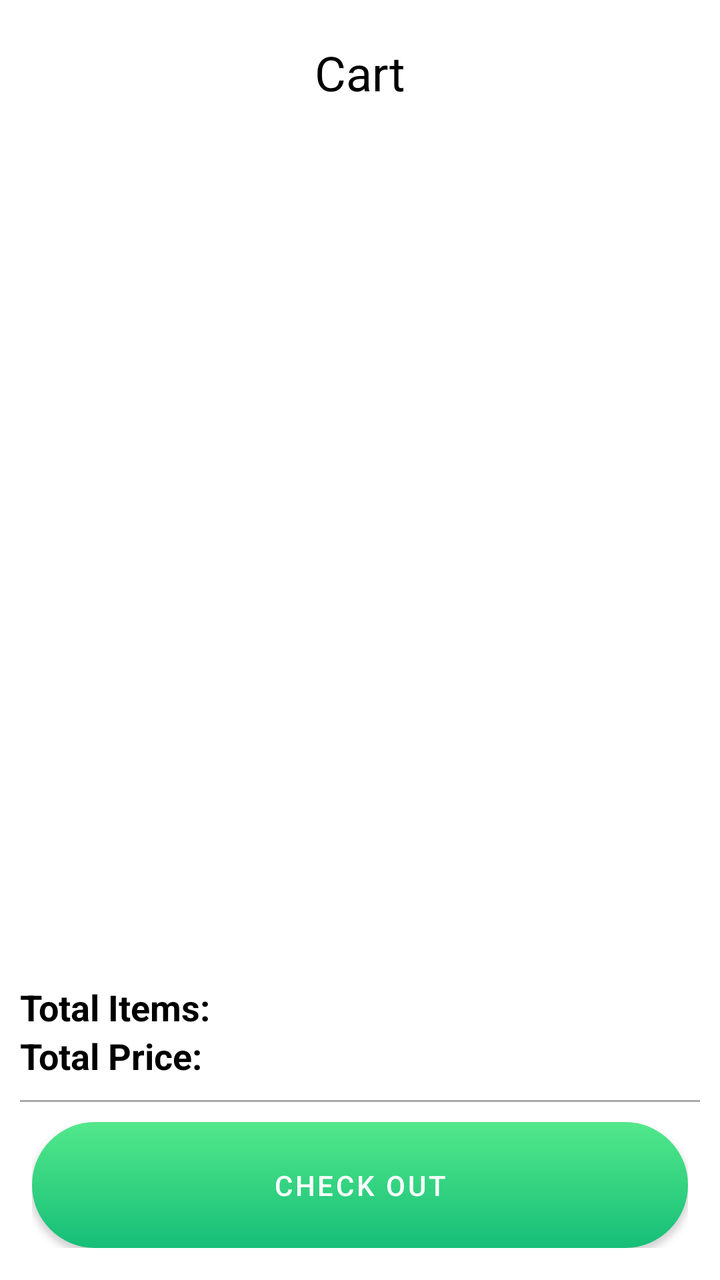
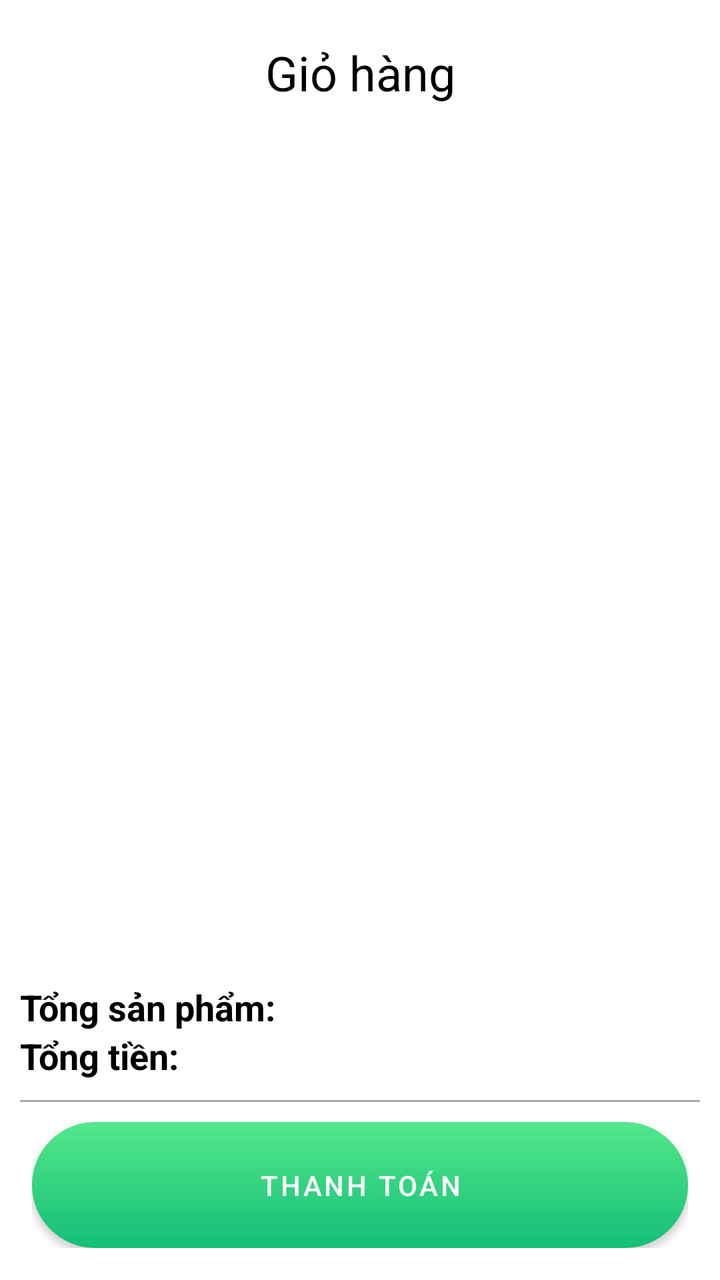

The first picture is an Android layout as it rendered before a commit; the second is the same layout after the commit. The layout source and the unified diff follow.
<!-- AndroidManifest.xml: application theme Theme.MyApplication -->
<!-- res/layout/fragment_cart.xml -->
<?xml version="1.0" encoding="utf-8"?>
<androidx.constraintlayout.widget.ConstraintLayout
    xmlns:android="http://schemas.android.com/apk/res/android"
    xmlns:app="http://schemas.android.com/apk/res-auto"
    xmlns:tools="http://schemas.android.com/tools"
    android:layout_width="match_parent"
    android:layout_height="match_parent"
    tools:context=".Fragment.CartFragment">

    
    <TextView
        android:id="@+id/textView3"
        android:layout_width="wrap_content"
        android:layout_height="wrap_content"
        android:layout_marginTop="20dp"
        android:text="Cart"
        android:textColor="@android:color/black"
        android:textSize="24sp"
        app:fontFamily="@font/yeonsung_regular"
        app:layout_constraintEnd_toEndOf="parent"
        app:layout_constraintStart_toStartOf="parent"
        app:layout_constraintTop_toTopOf="parent" />

    
    <ListView
        android:id="@+id/listView"
        android:layout_width="match_parent"
        android:layout_height="0dp"
        android:layout_marginTop="10dp"
        android:divider="@null"
        app:layout_constraintBottom_toTopOf="@id/summaryLayout"
        app:layout_constraintEnd_toEndOf="parent"
        app:layout_constraintStart_toStartOf="parent"
        app:layout_constraintTop_toBottomOf="@id/textView3" />

    
    <LinearLayout
        android:id="@+id/summaryLayout"
        android:layout_width="0dp"
        android:layout_height="wrap_content"
        android:orientation="vertical"
        android:padding="10dp"
        app:layout_constraintBottom_toTopOf="@id/checkoutContainer"
        app:layout_constraintEnd_toEndOf="parent"
        app:layout_constraintStart_toStartOf="parent">

        
        <LinearLayout
            android:layout_width="match_parent"
            android:layout_height="wrap_content"
            android:orientation="horizontal">

            <TextView
                android:id="@+id/textTotalQuantity"
                android:layout_width="0dp"
                android:layout_height="wrap_content"
                android:layout_weight="1"
                android:text="Total Items: "
                app:fontFamily="@font/poppins_bold"
                style="@style/TitleText" />

        </LinearLayout>

        
        <LinearLayout
            android:layout_width="match_parent"
            android:layout_height="wrap_content"
            android:orientation="horizontal">

            <TextView
                android:id="@+id/textTotalAmount"
                android:layout_width="0dp"
                android:layout_height="wrap_content"
                android:layout_weight="1"
                android:text="Total Price: "
                app:fontFamily="@font/poppins_bold"
                style="@style/TitleText" />
        </LinearLayout>

        <View
            style="@style/DividerStyle" />
    </LinearLayout>

    
    <FrameLayout
        android:id="@+id/checkoutContainer"
        android:layout_width="match_parent"
        android:layout_height="wrap_content"
        app:layout_constraintBottom_toBottomOf="parent"
        app:layout_constraintEnd_toEndOf="parent"
        app:layout_constraintStart_toStartOf="parent"
        android:layout_margin="16dp">

        <Button
            android:id="@+id/btnCheckout"
            android:layout_width="match_parent"
            android:layout_height="wrap_content"
            android:background="@drawable/addtocartshape"
            android:elevation="6dp"
            android:padding="16dp"
            app:backgroundTint="@null"
            android:text="Check out"
            android:textColor="@android:color/white" />
    </FrameLayout>

</androidx.constraintlayout.widget.ConstraintLayout>
<!-- resources referenced by this layout -->
<resources>
  <!-- drawable addtocartshape (drawable) -->
  <shape xmlns:android="http://schemas.android.com/apk/res/android">
      <gradient
          android:startColor="#15BE77"
          android:endColor="#53E88B"
          android:angle="90" />
      <corners android:radius="40dp" />
  </shape>
  <style name="DividerStyle">
          <item name="android:layout_width">match_parent</item>
          <item name="android:layout_height">1dp</item>
          <item name="android:background">@android:color/darker_gray</item>
          <item name="android:layout_marginTop">10dp</item>
      </style>
  <style name="TitleText">
          <item name="android:textSize">18sp</item>
          <item name="android:textColor">@android:color/black</item>
          <item name="android:textStyle">bold</item>
      </style>
  <style name="Theme.MyApplication" parent="Theme.MaterialComponents.DayNight.NoActionBar">
          
          <item name="colorPrimary">@color/purple_500</item>
          <item name="colorPrimaryVariant">@color/purple_700</item>
          <item name="colorOnPrimary">@color/white</item>
          
          <item name="colorSecondary">@color/teal_200</item>
          <item name="colorSecondaryVariant">@color/teal_700</item>
          <item name="colorOnSecondary">@color/black</item>
  
          
          <item name="android:statusBarColor" tools:targetApi="l">?attr/colorPrimaryVariant</item>
          
      </style>
  <color name="purple_500">#2A9C68</color>
  <color name="purple_700">#6200EE</color>
  <color name="white">#FFFFFFFF</color>
  <color name="teal_200">#03DAC5</color>
  <color name="teal_700">#018786</color>
  <color name="black">#FF000000</color>
</resources>

<!-- the commit's change to res/layout/fragment_cart.xml (unified diff, before → after) -->
@@ -13,7 +13,7 @@
         android:layout_width="wrap_content"
         android:layout_height="wrap_content"
         android:layout_marginTop="20dp"
-        android:text="Cart"
+        android:text="Giỏ hàng"
         android:textColor="@android:color/black"
         android:textSize="24sp"
         app:fontFamily="@font/yeonsung_regular"
@@ -55,7 +55,7 @@
                 android:layout_width="0dp"
                 android:layout_height="wrap_content"
                 android:layout_weight="1"
-                android:text="Total Items: "
+                android:text="Tổng sản phẩm: "
                 app:fontFamily="@font/poppins_bold"
                 style="@style/TitleText" />
 
@@ -72,7 +72,7 @@
                 android:layout_width="0dp"
                 android:layout_height="wrap_content"
                 android:layout_weight="1"
-                android:text="Total Price: "
+                android:text="Tổng tiền: "
                 app:fontFamily="@font/poppins_bold"
                 style="@style/TitleText" />
         </LinearLayout>
@@ -99,7 +99,7 @@
             android:elevation="6dp"
             android:padding="16dp"
             app:backgroundTint="@null"
-            android:text="Check out"
+            android:text="Thanh toán"
             android:textColor="@android:color/white" />
     </FrameLayout>
 
